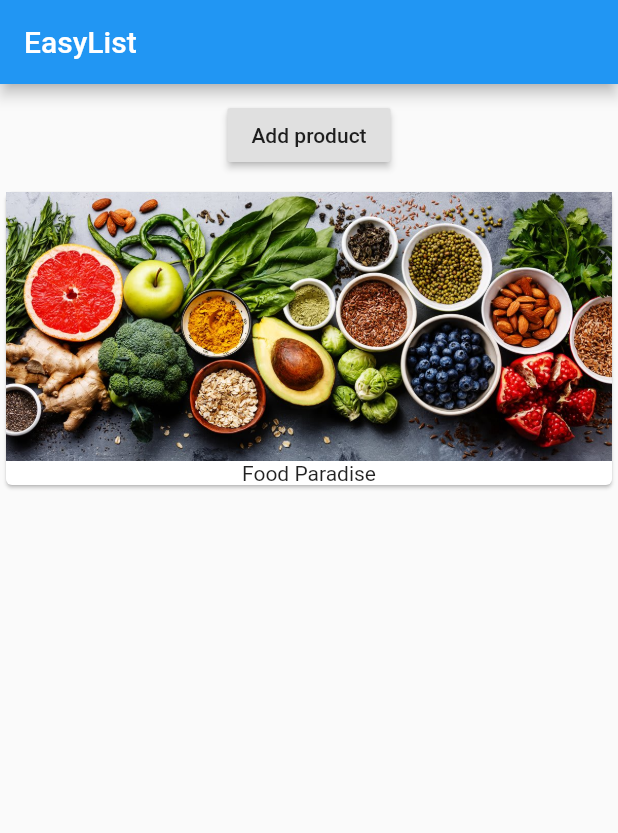
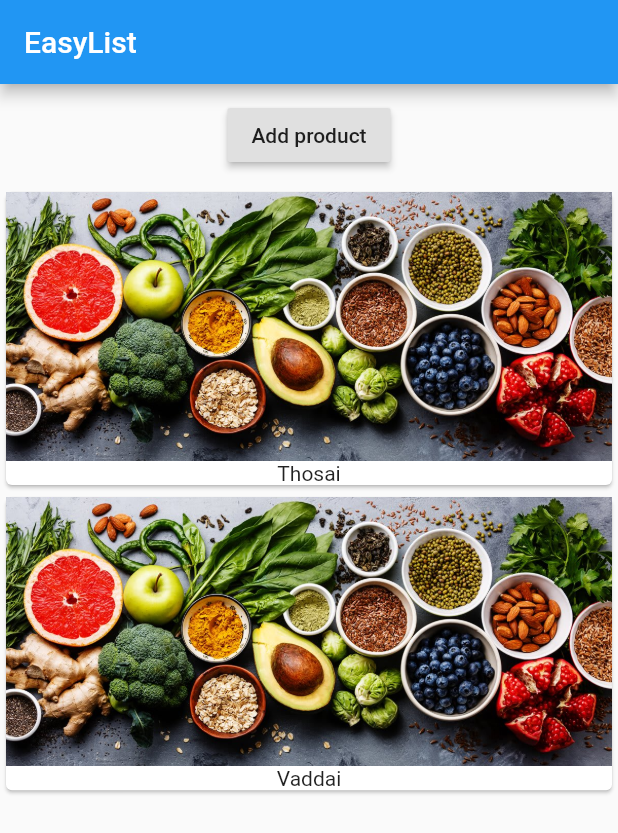
Before and after one commit to pankajan05/flutter, a Flutter app: the screen it shows after launch, after a tap on "Add product", on a phone screen of 412 x 824 dp. Shown: the top 833 px of the screen. Run offline on Flutter 3.47's test engine with Material 2 defaults, Android fonts, the phone set to English and light mode, and no system bars.

Commit message:
add the items to the list

```diff
--- a/firstapp/lib/main.dart
+++ b/firstapp/lib/main.dart
@@ -4,7 +4,17 @@ void main() {
   runApp(MyApp());
 }
 
-class MyApp extends StatelessWidget {
+class MyApp extends StatefulWidget{
+  @override
+  State<StatefulWidget> createState() {
+    // TODO: implement createState
+    return _MyAppState();
+  }
+}
+
+class _MyAppState extends State<MyApp>{
+  List<String> _products = ['Thosai'];
+
   @override
   Widget build(BuildContext context) {
     return MaterialApp(
@@ -17,18 +27,25 @@ class MyApp extends StatelessWidget {
               Container(
                 margin: EdgeInsets.all(10.0),
                 child:  RaisedButton(
-                onPressed: () {},
+                onPressed: () {
+                  setState(() {
+                     _products.add('Vaddai');
+                  });
+                },
                 child: Text('Add product'),
               ),),
 
-              Card(
+             Column(
+               children: _products
+               .map((element) => Card(
                 child: Column(
                   children: <Widget>[
                     Image.asset('assets/food.jpg'),
-                    Text('Food Paradise')
+                    Text(element)
                   ],
                 ),
-              ),
+              )).toList(),
+             ) ,
             ],
           )),
     );
```
